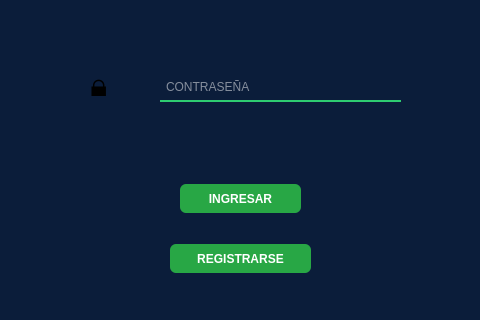
This is Ui/login.ui in leodefaz367/PROYECTO_PROGRA_B2_Majo_Leo as Qt 5 draws it before an edit; both pictures show x 90 to 570 and y 286 to 606 of the 652 by 606 pixel window. The edited form follows.
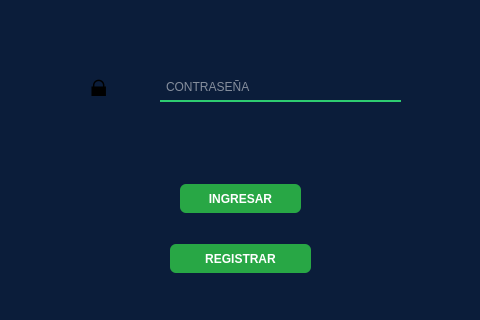
This is the edited form.

Commit message: modifique el boton regsitrar

What changed in the file:
```diff
--- a/Ui/login.ui
+++ b/Ui/login.ui
@@ -47,7 +47,7 @@
      </string>
    </property>
    <property name="text">
-    <string>REGISTRARSE</string>
+    <string>REGISTRAR</string>
    </property>
   </widget>
   <widget class="QLineEdit" name="txtUsuario">
```
